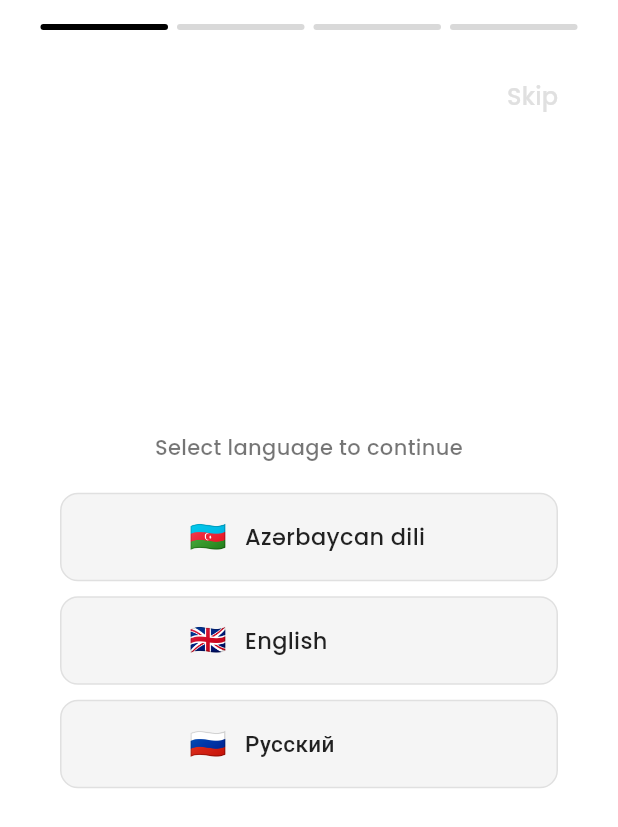
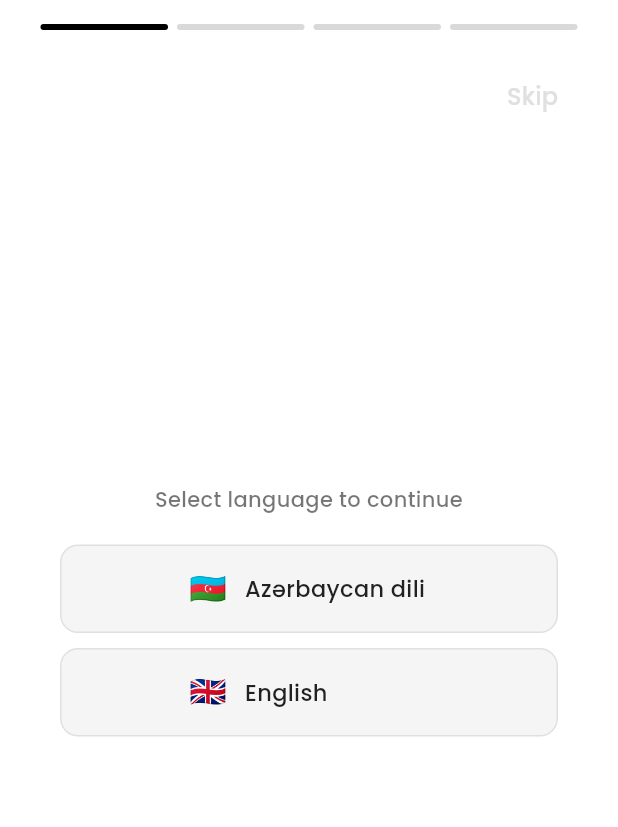
Before and after one commit to bashirovismayil/carland, a Flutter app: the screen it shows after launch, on a phone screen of 412 x 824 dp. Shown: the top 827 px of the screen. Run offline on Flutter 3.47's test engine with Material 3 defaults, Android fonts, the phone set to English and light mode, and no system bars; our stand-ins replace camera, dio, dotted_border, firebase_core, firebase_messaging, flutter_bloc and 14 more; missing offline and left inert: awesome_dio_interceptor, google_mlkit_text_recognition; accounts and stored records are empty; project files that could hold a hidden picture were left out.

Commit message:
- Russian lang. hidden

```diff
--- a/lib/core/constants/enums/enums.dart
+++ b/lib/core/constants/enums/enums.dart
@@ -135,8 +135,8 @@ enum UserRole {
 }
 enum AppLanguage {
   azerbaijani('az', 'Azərbaycan dili', Locale('az', 'AZ')),
-  english('en', 'English', Locale('en', 'US')),
-  russian('ru', 'Русский', Locale('ru', 'RU'));
+  english('en', 'English', Locale('en', 'US'));
+  //russian('ru', 'Русский', Locale('ru', 'RU'));
 
   final String code;
   final String displayName;
--- a/lib/widgets/language_settings.dart
+++ b/lib/widgets/language_settings.dart
@@ -263,8 +263,8 @@ class LanguageSettingsWidget extends HookWidget {
         return '🇦🇿';
       case AppLanguage.english:
         return '🇬🇧';
-      case AppLanguage.russian:
-        return '🇷🇺';
+      // case AppLanguage.russian:
+      //   return '🇷🇺';
     }
   }
 
@@ -274,8 +274,8 @@ class LanguageSettingsWidget extends HookWidget {
         return 'AZ';
       case AppLanguage.english:
         return 'EN';
-      case AppLanguage.russian:
-        return 'RU';
+      // case AppLanguage.russian:
+      //   return 'RU';
     }
   }
 
```
